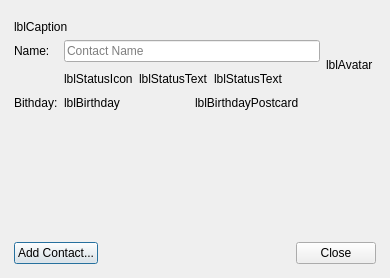
Qt form src/plugins/metacontacts/metaprofiledialog.ui (silvansky/Contacts) before a commit.
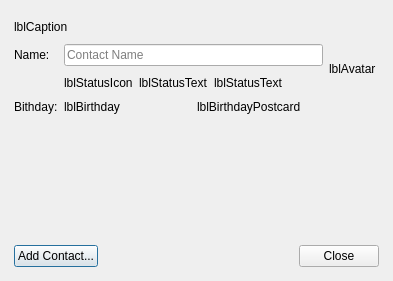
The same form after that commit.

Patch:
```diff
--- a/src/plugins/metacontacts/metaprofiledialog.ui
+++ b/src/plugins/metacontacts/metaprofiledialog.ui
@@ -6,14 +6,17 @@
    <rect>
     <x>0</x>
     <y>0</y>
-    <width>390</width>
-    <height>278</height>
+    <width>393</width>
+    <height>281</height>
    </rect>
   </property>
   <property name="windowTitle">
    <string>MetaContactProfile</string>
   </property>
   <layout class="QVBoxLayout" name="verticalLayout">
+   <property name="spacing">
+    <number>10</number>
+   </property>
    <property name="leftMargin">
     <number>14</number>
    </property>
@@ -151,8 +154,8 @@
        <rect>
         <x>0</x>
         <y>0</y>
-        <width>362</width>
-        <height>115</height>
+        <width>365</width>
+        <height>106</height>
        </rect>
       </property>
      </widget>
@@ -165,9 +168,6 @@
        <property name="text">
         <string>Add Contact...</string>
        </property>
-       <property name="default">
-        <bool>true</bool>
-       </property>
       </widget>
      </item>
      <item>
```
Left out of the diff: 12 changed lines with no effect on the pictures.
